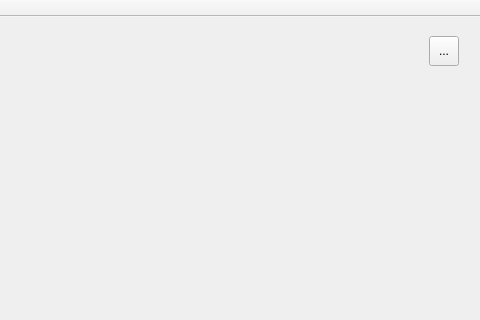
Before: the Qt Designer form ui_resources/loresonator.ui in Tyronitar/rfsoc-interface, drawn with Qt 5; both pictures show x 320 to 800 and y 0 to 320 of the 800 by 600 pixel window.
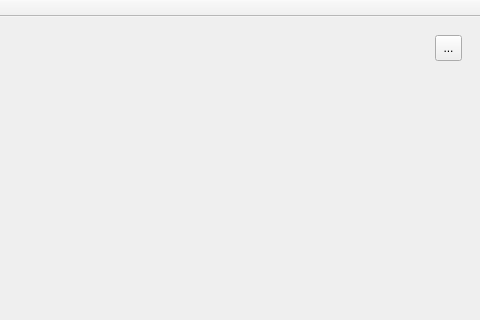
After: the same form once the commit is applied. Icons and pictures are not drawn. Custom widgets are drawn as their Qt base class.

Commit message: Make Numbers Update in Resonator Window

```diff
--- a/ui_resources/loresonator.ui
+++ b/ui_resources/loresonator.ui
@@ -26,12 +26,15 @@
       <widget class="QToolButton" name="edit_toolButton">
        <property name="geometry">
         <rect>
-         <x>740</x>
-         <y>10</y>
-         <width>30</width>
-         <height>30</height>
+         <x>746</x>
+         <y>9</y>
+         <width>27</width>
+         <height>26</height>
         </rect>
        </property>
+       <property name="layoutDirection">
+        <enum>Qt::LayoutDirection::LeftToRight</enum>
+       </property>
        <property name="autoFillBackground">
         <bool>false</bool>
        </property>
```
The commit also changes 6 other files.
